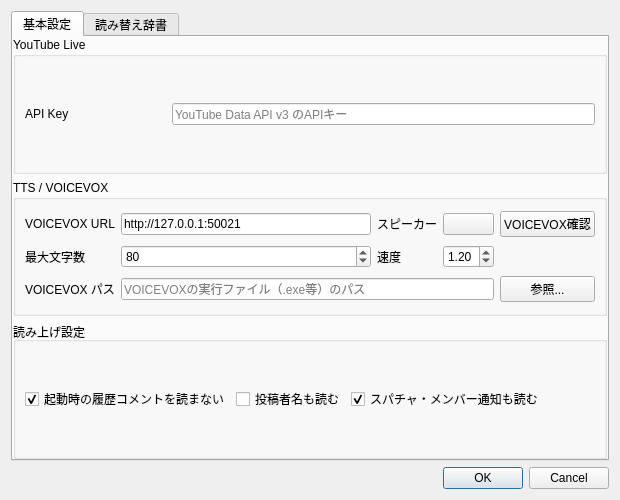
Ikumyon/LiveVoiceBridge, file ui/settings_dialog.ui: the form before one commit.
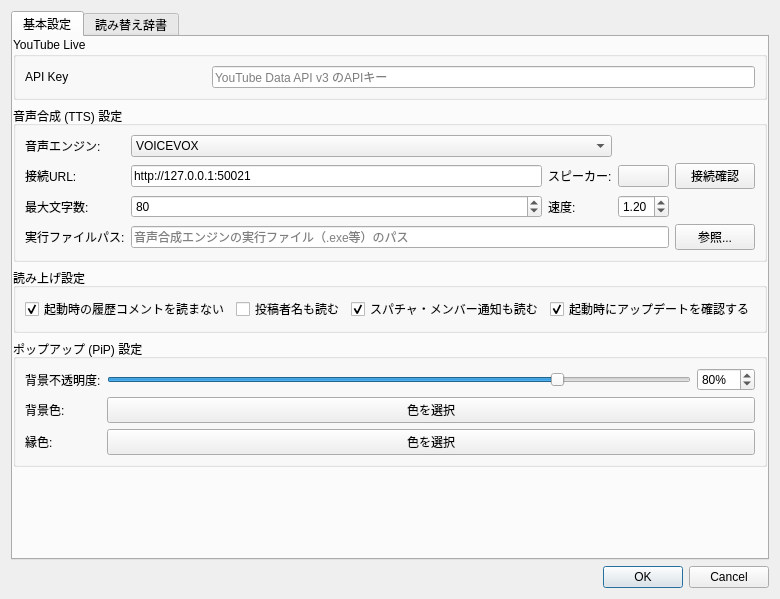
The form after the commit.

```diff
--- a/ui/settings_dialog.ui
+++ b/ui/settings_dialog.ui
@@ -7,7 +7,7 @@
     <x>0</x>
     <y>0</y>
     <width>620</width>
-    <height>500</height>
+    <height>599</height>
    </rect>
   </property>
   <property name="windowTitle">
@@ -65,52 +65,73 @@
        <item>
         <widget class="QGroupBox" name="voicevoxGroupBox">
          <property name="title">
-          <string>TTS / VOICEVOX</string>
+          <string>音声合成 (TTS) 設定</string>
          </property>
          <layout class="QGridLayout" name="voicevoxGridLayout">
           <item row="0" column="0">
            <widget class="QLabel" name="voicevoxUrlLabel">
             <property name="text">
-             <string>VOICEVOX URL</string>
+             <string>音声エンジン:</string>
             </property>
            </widget>
           </item>
-          <item row="0" column="1">
-           <widget class="QLineEdit" name="voicevoxUrlLineEdit">
+          <item row="0" column="1" colspan="2">
+           <widget class="QComboBox" name="ttsEngineComboBox">
+            <item>
+             <property name="text">
+              <string>VOICEVOX</string>
+             </property>
+            </item>
+            <item>
+             <property name="text">
+              <string>COEIROINK</string>
+             </property>
+            </item>
+           </widget>
+          </item>
+          <item row="1" column="0">
+           <widget class="QLabel" name="ttsUrlLabel">
+            <property name="text">
+             <string>接続URL:</string>
+            </property>
+           </widget>
+          </item>
+          <item row="1" column="1">
+           <widget class="QLineEdit" name="ttsUrlLineEdit">
             <property name="text">
              <string>http://127.0.0.1:50021</string>
             </property>
            </widget>
           </item>
-          <item row="0" column="2">
+          <item row="1" column="2">
            <widget class="QLabel" name="speakerLabel">
             <property name="text">
-             <string>スピーカー</string>
+             <string>スピーカー:</string>
             </property>
            </widget>
           </item>
-          <item row="0" column="3">
+          <item row="1" column="3">
            <widget class="QPushButton" name="speakerButton">
             <property name="text">
              <string/>
             </property>
            </widget>
           </item>
-          <item row="0" column="4">
-           <widget class="QPushButton" name="testVoicevoxButton">
+          <item row="1" column="4">
+           <widget class="QPushButton" name="ttsTestButton">
             <property name="text">
-             <string>VOICEVOX確認</string>
+             <string>接続確認</string>
             </property>
            </widget>
           </item>
-          <item row="1" column="0">
+          <item row="2" column="0">
            <widget class="QLabel" name="maxLengthLabel">
             <property name="text">
-             <string>最大文字数</string>
+             <string>最大文字数:</string>
             </property>
            </widget>
           </item>
-          <item row="1" column="1">
+          <item row="2" column="1">
            <widget class="QSpinBox" name="maxLengthSpinBox">
             <property name="minimum">
              <number>20</number>
@@ -123,14 +144,14 @@
             </property>
            </widget>
           </item>
-          <item row="1" column="2">
+          <item row="2" column="2">
            <widget class="QLabel" name="speedLabel">
             <property name="text">
-             <string>速度</string>
+             <string>速度:</string>
             </property>
            </widget>
           </item>
-          <item row="1" column="3">
+          <item row="2" column="3">
            <widget class="QDoubleSpinBox" name="speedDoubleSpinBox">
             <property name="minimum">
              <double>0.500000000000000</double>
@@ -146,22 +167,22 @@
             </property>
            </widget>
           </item>
-          <item row="2" column="0">
-           <widget class="QLabel" name="voicevoxPathLabel">
+          <item row="3" column="0">
+           <widget class="QLabel" name="ttsPathLabel">
             <property name="text">
-             <string>VOICEVOX パス</string>
+             <string>実行ファイルパス:</string>
             </property>
            </widget>
           </item>
-          <item row="2" column="1" colspan="3">
-           <widget class="QLineEdit" name="voicevoxPathLineEdit">
+          <item row="3" column="1" colspan="3">
+           <widget class="QLineEdit" name="ttsPathLineEdit">
             <property name="placeholderText">
-             <string>VOICEVOXの実行ファイル（.exe等）のパス</string>
+             <string>音声合成エンジンの実行ファイル（.exe等）のパス</string>
             </property>
            </widget>
           </item>
-          <item row="2" column="4">
-           <widget class="QPushButton" name="voicevoxPathBrowseButton">
+          <item row="3" column="4">
+           <widget class="QPushButton" name="ttsPathBrowseButton">
             <property name="text">
              <string>参照...</string>
             </property>
@@ -203,6 +224,16 @@
             </property>
            </widget>
           </item>
+          <item>
+           <widget class="QCheckBox" name="checkUpdatesCheckBox">
+            <property name="text">
+             <string>起動時にアップデートを確認する</string>
+            </property>
+            <property name="checked">
+             <bool>true</bool>
+            </property>
+           </widget>
+          </item>
           <item>
            <spacer name="optionsSpacer">
             <property name="orientation">
@@ -219,6 +250,95 @@
          </layout>
         </widget>
        </item>
+       <item>
+        <widget class="QGroupBox" name="pipGroupBox">
+         <property name="title">
+          <string>ポップアップ (PiP) 設定</string>
+         </property>
+         <layout class="QGridLayout" name="pipGridLayout">
+          <item row="0" column="0">
+           <widget class="QLabel" name="opacityLabel">
+            <property name="text">
+             <string>背景不透明度:</string>
+            </property>
+           </widget>
+          </item>
+          <item row="0" column="1">
+           <widget class="QSlider" name="opacitySlider">
+            <property name="minimum">
+             <number>10</number>
+            </property>
+            <property name="maximum">
+             <number>100</number>
+            </property>
+            <property name="value">
+             <number>80</number>
+            </property>
+            <property name="orientation">
+             <enum>Qt::Orientation::Horizontal</enum>
+            </property>
+           </widget>
+          </item>
+          <item row="0" column="2">
+           <widget class="QSpinBox" name="opacitySpinBox">
+            <property name="suffix">
+             <string>%</string>
+            </property>
+            <property name="minimum">
+             <number>10</number>
+            </property>
+            <property name="maximum">
+             <number>100</number>
+            </property>
+            <property name="value">
+             <number>80</number>
+            </property>
+           </widget>
+          </item>
+          <item row="1" column="0">
+           <widget class="QLabel" name="bgColorLabel">
+            <property name="text">
+             <string>背景色:</string>
+            </property>
+           </widget>
+          </item>
+          <item row="1" column="1" colspan="2">
+           <widget class="QPushButton" name="bgColorButton">
+            <property name="text">
+             <string>色を選択</string>
+            </property>
+           </widget>
+          </item>
+          <item row="2" column="0">
+           <widget class="QLabel" name="borderColorLabel">
+            <property name="text">
+             <string>縁色:</string>
+            </property>
+           </widget>
+          </item>
+          <item row="2" column="1" colspan="2">
+           <widget class="QPushButton" name="borderColorButton">
+            <property name="text">
+             <string>色を選択</string>
+            </property>
+           </widget>
+          </item>
+         </layout>
+        </widget>
+       </item>
+       <item>
+        <spacer name="verticalSpacer">
+         <property name="orientation">
+          <enum>Qt::Orientation::Vertical</enum>
+         </property>
+         <property name="sizeHint" stdset="0">
+          <size>
+           <width>20</width>
+           <height>40</height>
+          </size>
+         </property>
+        </spacer>
+       </item>
       </layout>
      </widget>
      <widget class="QWidget" name="dictionaryTab">
```
Left out of the diff: 6 changed lines with no effect on the pictures.
